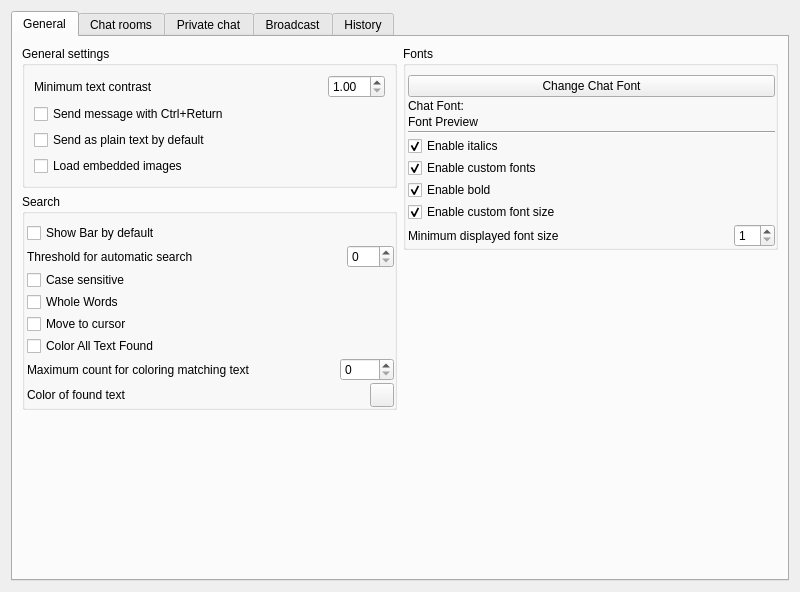
First picture: the form in retroshare-gui/src/gui/settings/ChatPage.ui, repository RetroShare/RetroShare, before the edit.
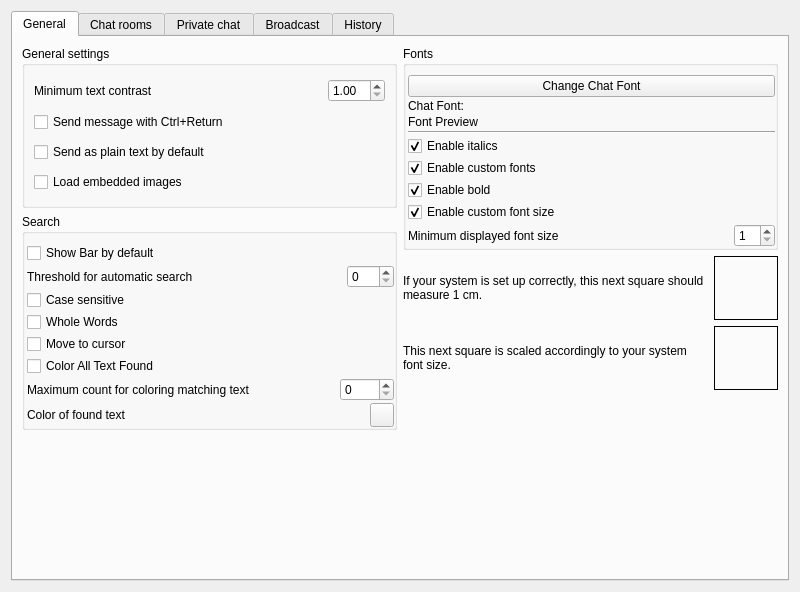
Second picture: the form after the edit. Custom widgets are drawn as their Qt base class.

Patch:
```diff
--- a/retroshare-gui/src/gui/settings/ChatPage.ui
+++ b/retroshare-gui/src/gui/settings/ChatPage.ui
@@ -395,6 +395,78 @@
              </layout>
             </widget>
            </item>
+           <item>
+            <layout class="QHBoxLayout" name="systemSize_HL">
+             <item>
+              <widget class="QLabel" name="info_Label_SystemSize">
+               <property name="text">
+                <string>If your system is set up correctly, this next square should measure 1 cm.</string>
+               </property>
+               <property name="wordWrap">
+                <bool>true</bool>
+               </property>
+              </widget>
+             </item>
+             <item>
+              <widget class="QFrame" name="systemSize_Frame">
+               <property name="minimumSize">
+                <size>
+                 <width>64</width>
+                 <height>64</height>
+                </size>
+               </property>
+               <property name="maximumSize">
+                <size>
+                 <width>64</width>
+                 <height>64</height>
+                </size>
+               </property>
+               <property name="frameShape">
+                <enum>QFrame::Box</enum>
+               </property>
+               <property name="frameShadow">
+                <enum>QFrame::Plain</enum>
+               </property>
+              </widget>
+             </item>
+            </layout>
+           </item>
+           <item>
+            <layout class="QHBoxLayout" name="systemFontSize_HL">
+             <item>
+              <widget class="QLabel" name="info_Label_SystemFontSize">
+               <property name="text">
+                <string>This next square is scaled accordingly to your system font size.</string>
+               </property>
+               <property name="wordWrap">
+                <bool>true</bool>
+               </property>
+              </widget>
+             </item>
+             <item>
+              <widget class="QFrame" name="systemFontSize_Frame">
+               <property name="minimumSize">
+                <size>
+                 <width>64</width>
+                 <height>64</height>
+                </size>
+               </property>
+               <property name="maximumSize">
+                <size>
+                 <width>64</width>
+                 <height>64</height>
+                </size>
+               </property>
+               <property name="frameShape">
+                <enum>QFrame::Box</enum>
+               </property>
+               <property name="frameShadow">
+                <enum>QFrame::Plain</enum>
+               </property>
+              </widget>
+             </item>
+            </layout>
+           </item>
            <item>
             <spacer name="rightVSpacer">
              <property name="orientation">
@@ -1285,6 +1357,11 @@
    <extends>QComboBox</extends>
    <header>gui/gxs/GxsIdChooser.h</header>
   </customwidget>
+  <customwidget>
+   <class>RSComboBox</class>
+   <extends>QComboBox</extends>
+   <header>gui/common/RSComboBox.h</header>
+  </customwidget>
  </customwidgets>
  <resources/>
  <connections/>
```
Left out of the diff: 14 changed lines with no effect on the pictures.
